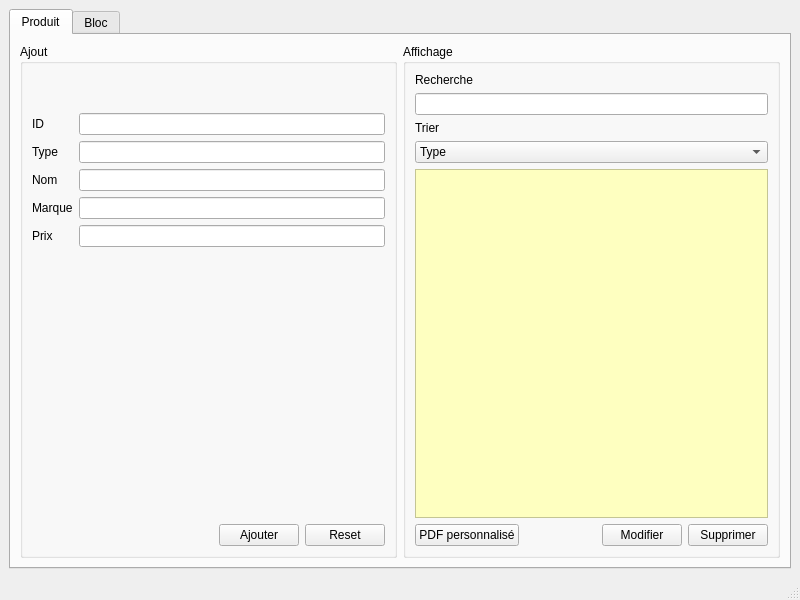
Old version of the form interface/mainwindow.ui in the repository saraelarbi/PlanResto.
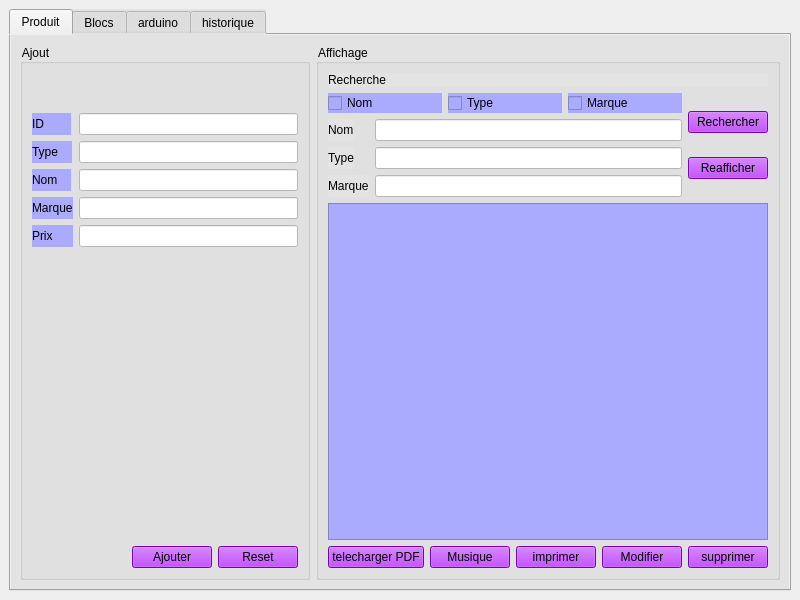
New version of the form. The open tabs and pages were chosen to show the change.

```diff
--- a/interface/mainwindow.ui
+++ b/interface/mainwindow.ui
@@ -17,6 +17,9 @@
    <layout class="QHBoxLayout" name="horizontalLayout">
     <item>
      <widget class="QTabWidget" name="GestionStock">
+      <property name="styleSheet">
+       <string notr="true">background-color: rgb(227, 227, 227);</string>
+      </property>
       <property name="currentIndex">
        <number>1</number>
       </property>
@@ -29,6 +32,13 @@
          <layout class="QVBoxLayout" name="verticalLayout_5">
           <item>
            <widget class="QGroupBox" name="groupBox">
+            <property name="styleSheet">
+             <string notr="true">font: 75 10pt &quot;Myanmar Text&quot;;
+
+color: rgb(0, 0, 0);
+
+</string>
+            </property>
             <property name="title">
              <string>Ajout</string>
             </property>
@@ -65,27 +75,63 @@
                 <layout class="QFormLayout" name="formLayout_3">
                  <item row="0" column="0">
                   <widget class="QLabel" name="label_2">
+                   <property name="styleSheet">
+                    <string notr="true">background-color: rgb(170, 170, 255);</string>
+                   </property>
                    <property name="text">
-                    <string>ID</string>
+                    <string>ID        </string>
+                   </property>
+                  </widget>
+                 </item>
+                 <item row="0" column="1">
+                  <widget class="QLineEdit" name="id">
+                   <property name="styleSheet">
+                    <string notr="true">color: rgb(255, 85,0);
+background-color: rgb(255, 255, 255);</string>
                    </property>
                   </widget>
                  </item>
                  <item row="1" column="0">
                   <widget class="QLabel" name="label_6">
+                   <property name="styleSheet">
+                    <string notr="true">background-color: rgb(170, 170, 255);</string>
+                   </property>
                    <property name="text">
-                    <string>Type</string>
+                    <string>Type    </string>
+                   </property>
+                  </widget>
+                 </item>
+                 <item row="1" column="1">
+                  <widget class="QLineEdit" name="type">
+                   <property name="styleSheet">
+                    <string notr="true">background-color: rgb(255, 255, 255);
+color: rgb(255, 85, 0);</string>
                    </property>
                   </widget>
                  </item>
                  <item row="2" column="0">
                   <widget class="QLabel" name="label_5">
+                   <property name="styleSheet">
+                    <string notr="true">background-color: rgb(170, 170, 255);</string>
+                   </property>
                    <property name="text">
-                    <string>Nom</string>
+                    <string>Nom    </string>
+                   </property>
+                  </widget>
+                 </item>
+                 <item row="2" column="1">
+                  <widget class="QLineEdit" name="nom">
+                   <property name="styleSheet">
+                    <string notr="true">background-color: rgb(255, 255, 255);
+color: rgb(255, 85, 0);</string>
                    </property>
                   </widget>
                  </item>
                  <item row="3" column="0">
-                  <widget class="QLabel" name="label_4">
+                  <widget class="QLabel" name="label">
+                   <property name="styleSheet">
+                    <string notr="true">background-color: rgb(170, 170, 255);</string>
+                   </property>
                    <property name="text">
                     <string>Marque</string>
                    </property>
@@ -93,25 +139,29 @@
                  </item>
                  <item row="4" column="0">
                   <widget class="QLabel" name="label_3">
+                   <property name="styleSheet">
+                    <string notr="true">background-color: rgb(170, 170, 255);</string>
+                   </property>
                    <property name="text">
-                    <string>Prix</string>
+                    <string>Prix      </string>
                    </property>
                   </widget>
                  </item>
-                 <item row="0" column="1">
-                  <widget class="QLineEdit" name="lineEdit"/>
-                 </item>
-                 <item row="1" column="1">
-                  <widget class="QLineEdit" name="lineEdit_2"/>
-                 </item>
-                 <item row="2" column="1">
-                  <widget class="QLineEdit" name="lineEdit_3"/>
-                 </item>
-                 <item row="3" column="1">
-                  <widget class="QLineEdit" name="lineEdit_4"/>
-                 </item>
                  <item row="4" column="1">
-                  <widget class="QLineEdit" name="lineEdit_5"/>
+                  <widget class="QLineEdit" name="prix">
+                   <property name="styleSheet">
+                    <string notr="true">background-color: rgb(255, 255, 255);
+color: rgb(255, 85, 0);</string>
+                   </property>
+                  </widget>
+                 </item>
+                 <item row="3" column="1">
+                  <widget class="QLineEdit" name="marque">
+                   <property name="styleSheet">
+                    <string notr="true">background-color: rgb(255, 255, 255);
+color: rgb(255, 85, 0);</string>
+                   </property>
+                  </widget>
                  </item>
                 </layout>
                </item>
@@ -146,14 +196,24 @@
                 </spacer>
                </item>
                <item>
-                <widget class="QPushButton" name="pushButton">
+                <widget class="QPushButton" name="pb_ajouter">
+                 <property name="styleSheet">
+                  <string notr="true">font: 75 10pt &quot;Myanmar Text&quot;;
+color: rgb(0, 0, 0);
+background-color: rgb(170, 0, 255);</string>
+                 </property>
                  <property name="text">
                   <string>Ajouter</string>
                  </property>
                 </widget>
                </item>
                <item>
-                <widget class="QPushButton" name="pushButton_5">
+                <widget class="QPushButton" name="reset_produit">
+                 <property name="styleSheet">
+                  <string notr="true">font: 75 10pt &quot;Myanmar Text&quot;;
+color: rgb(0, 0, 0);
+background-color: rgb(170, 0, 255);</string>
+                 </property>
                  <property name="text">
                   <string>Reset</string>
                  </property>
@@ -170,6 +230,11 @@
          <layout class="QVBoxLayout" name="verticalLayout_2">
           <item>
            <widget class="QGroupBox" name="groupBox_2">
+            <property name="styleSheet">
+             <string notr="true">font: 75 10pt &quot;Myanmar Text&quot;;
+color: rgb(0, 0, 0);
+</string>
+            </property>
             <property name="title">
              <string>Affichage</string>
             </property>
@@ -178,80 +243,215 @@
               <layout class="QVBoxLayout" name="verticalLayout_13">
                <item>
                 <widget class="QLabel" name="label_7">
+                 <property name="styleSheet">
+                  <string notr="true">font: 75 10pt &quot;Myanmar Text&quot;;
+
+
+</string>
+                 </property>
                  <property name="text">
                   <string>Recherche</string>
                  </property>
                 </widget>
                </item>
                <item>
-                <widget class="QLineEdit" name="lineEdit_6"/>
-               </item>
-               <item>
-                <widget class="QLabel" name="label">
-                 <property name="text">
-                  <string>Trier</string>
-                 </property>
-                </widget>
-               </item>
-               <item>
-                <widget class="QComboBox" name="comboBox">
+                <layout class="QHBoxLayout" name="horizontalLayout_2">
                  <item>
-                  <property name="text">
-                   <string>Type</string>
-                  </property>
+                  <layout class="QVBoxLayout" name="verticalLayout_8">
+                   <item>
+                    <layout class="QHBoxLayout" name="horizontalLayout_5">
+                     <item>
+                      <widget class="QCheckBox" name="checkBox_nom">
+                       <property name="styleSheet">
+                        <string notr="true">background-color: rgb(170, 170, 255);</string>
+                       </property>
+                       <property name="text">
+                        <string>Nom</string>
+                       </property>
+                      </widget>
+                     </item>
+                     <item>
+                      <widget class="QCheckBox" name="checkBox_type">
+                       <property name="styleSheet">
+                        <string notr="true">background-color: rgb(170, 170, 255);</string>
+                       </property>
+                       <property name="text">
+                        <string>Type</string>
+                       </property>
+                      </widget>
+                     </item>
+                     <item>
+                      <widget class="QCheckBox" name="checkBox_marque">
+                       <property name="styleSheet">
+                        <string notr="true">background-color: rgb(170, 170, 255);</string>
+                       </property>
+                       <property name="text">
+                        <string>Marque</string>
+                       </property>
+                      </widget>
+                     </item>
+                    </layout>
+                   </item>
+                   <item>
+                    <layout class="QVBoxLayout" name="verticalLayout_9">
+                     <item>
+                      <layout class="QFormLayout" name="formLayout">
+                       <item row="0" column="0">
+                        <widget class="QLabel" name="label_4">
+                         <property name="text">
+                          <string>Nom</string>
+                         </property>
+                        </widget>
+                       </item>
+                       <item row="1" column="0">
+                        <widget class="QLabel" name="label_9">
+                         <property name="text">
+                          <string>Type</string>
+                         </property>
+                        </widget>
+                       </item>
+                       <item row="2" column="0">
+                        <widget class="QLabel" name="label_10">
+                         <property name="text">
+                          <string>Marque</string>
+                         </property>
+                        </widget>
+                       </item>
+                       <item row="0" column="1">
+                        <widget class="QLineEdit" name="rech_nom">
+                         <property name="styleSheet">
+                          <string notr="true">background-color: rgb(255, 255, 255);
+color: rgb(255, 85, 0);</string>
+                         </property>
+                        </widget>
+                       </item>
+                       <item row="1" column="1">
+                        <widget class="QLineEdit" name="rech_type">
+                         <property name="styleSheet">
+                          <string notr="true">background-color: rgb(255, 255, 255);
+color: rgb(255, 85, 0);</string>
+                         </property>
+                        </widget>
+                       </item>
+                       <item row="2" column="1">
+                        <widget class="QLineEdit" name="rech_marque">
+                         <property name="styleSheet">
+                          <string notr="true">background-color: rgb(255, 255, 255);
+color: rgb(255, 85, 0);</string>
+                         </property>
+                        </widget>
+                       </item>
+                      </layout>
+                     </item>
+                    </layout>
+                   </item>
+                  </layout>
                  </item>
                  <item>
-                  <property name="text">
-                   <string>Prix</string>
-                  </property>
+                  <layout class="QVBoxLayout" name="verticalLayout_11">
+                   <item>
+                    <widget class="QPushButton" name="rechercher_produit">
+                     <property name="styleSheet">
+                      <string notr="true">font: 75 10pt &quot;Myanmar Text&quot;;
+color: rgb(0, 0, 0);
+background-color: rgb(170, 0, 255);</string>
+                     </property>
+                     <property name="text">
+                      <string>Rechercher</string>
+                     </property>
+                    </widget>
+                   </item>
+                   <item>
+                    <widget class="QPushButton" name="Reafficher">
+                     <property name="styleSheet">
+                      <string notr="true">font: 75 10pt &quot;Myanmar Text&quot;;
+color: rgb(0, 0, 0);
+background-color: rgb(170, 0, 255);</string>
+                     </property>
+                     <property name="text">
+                      <string>Reafficher</string>
+                     </property>
+                    </widget>
+                   </item>
+                  </layout>
                  </item>
-                </widget>
+                </layout>
                </item>
                <item>
                 <widget class="QTableView" name="tableView">
                  <property name="styleSheet">
-                  <string notr="true">background-color: rgb(202, 255, 190);
-background-color: rgb(254, 255, 192);</string>
+                  <string notr="true">font: 75 10pt &quot;Myanmar Text&quot;;
+color: rgb(0, 0, 0);
+background-color: rgb(170, 170, 255);</string>
                  </property>
                 </widget>
                </item>
-              </layout>
-             </item>
-             <item>
-              <layout class="QHBoxLayout" name="horizontalLayout_4">
                <item>
-                <widget class="QPushButton" name="pushButton_2">
-                 <property name="text">
-                  <string>PDF personnalisé</string>
-                 </property>
-                </widget>
-               </item>
-               <item>
-                <spacer name="horizontalSpacer">
-                 <property name="orientation">
-                  <enum>Qt::Horizontal</enum>
-                 </property>
-                 <property name="sizeHint" stdset="0">
-                  <size>
-                   <width>40</width>
-                   <height>20</height>
-                  </size>
-                 </property>
-                </spacer>
-               </item>
-               <item>
-                <widget class="QPushButton" name="pushButton_3">
-                 <property name="text">
-                  <string>Modifier</string>
-                 </property>
-                </widget>
-               </item>
-               <item>
-                <widget class="QPushButton" name="pushButton_4">
-                 <property name="text">
-                  <string>Supprimer</string>
-                 </property>
-                </widget>
+                <layout class="QHBoxLayout" name="horizontalLayout_26">
+                 <item>
+                  <widget class="QPushButton" name="pushButton_2">
+                   <property name="styleSheet">
+                    <string notr="true">font: 75 10pt &quot;Myanmar Text&quot;;
+color: rgb(0, 0, 0);
+background-color: rgb(170, 0, 255);</string>
+                   </property>
+                   <property name="text">
+                    <string>telecharger PDF</string>
+                   </property>
+                  </widget>
+                 </item>
+                 <item>
+                  <widget class="QPushButton" name="pushButton_4">
+                   <property name="styleSheet">
+                    <string notr="true">font: 75 10pt &quot;Myanmar Text&quot;;
+color: rgb(0, 0, 0);
+background-color: rgb(170, 0, 255);</string>
+                   </property>
+                   <property name="text">
+                    <string>Musique</string>
+                   </property>
+                  </widget>
+                 </item>
+                 <item>
+                  <widget class="QPushButton" name="pushButton_3">
+                   <property name="styleSheet">
+                    <string notr="true">font: 75 10pt &quot;Myanmar Text&quot;;
+color: rgb(0, 0, 0);
+background-color: rgb(170, 0, 255);</string>
+                   </property>
+                   <property name="text">
+                    <string>imprimer</string>
+                   </property>
+                  </widget>
+                 </item>
+                 <item>
+                  <widget class="QPushButton" name="Modifier_P">
+                   <property name="styleSheet">
+                    <string notr="true">font: 75 10pt &quot;Myanmar Text&quot;;
+color: rgb(0, 0, 0);
+background-color: rgb(170, 0, 255);</string>
+                   </property>
+                   <property name="text">
+                    <string>Modifier</string>
+                   </property>
+                   <property name="checkable">
+                    <bool>true</bool>
+                   </property>
+                  </widget>
+                 </item>
+                 <item>
+                  <widget class="QPushButton" name="supprimer_P">
+                   <property name="styleSheet">
+                    <string notr="true">font: 75 10pt &quot;Myanmar Text&quot;;
+color: rgb(0, 0, 0);
+background-color: rgb(170, 0, 255);</string>
+                   </property>
+                   <property name="text">
+                    <string>supprimer</string>
+                   </property>
+                  </widget>
+                 </item>
+                </layout>
                </item>
               </layout>
              </item>
@@ -264,7 +464,7 @@
       </widget>
       <widget class="QWidget" name="tab_2">
        <attribute name="title">
-        <string>Bloc</string>
+        <string>Blocs</string>
        </attribute>
        <layout class="QHBoxLayout" name="horizontalLayout_9">
         <item>
@@ -342,16 +542,6 @@
                    </property>
                   </widget>
                  </item>
-                 <item row="3" column="0">
-                  <widget class="QLabel" name="label_10">
-                   <property name="text">
-                    <string>Taille</string>
-                   </property>
-                  </widget>
-                 </item>
-                 <item row="4" column="1">
-                  <widget class="QComboBox" name="comboBox_3"/>
-                 </item>
                  <item row="2" column="1">
                   <widget class="QLineEdit" name="lineEdit_9"/>
                  </item>
@@ -429,9 +619,10 @@
                 <widget class="QLineEdit" name="lineEdit_14"/>
                </item>
                <item>
-                <widget class="QLabel" name="label_9">
-                 <property name="text">
-                  <string>Trier</string>
+                <widget class="QTableView" name="tab_bloc">
+                 <property name="styleSheet">
+                  <string notr="true">background-color: rgb(170, 170, 255);
+</string>
                  </property>
                 </widget>
                </item>
@@ -511,21 +702,200 @@
         </item>
        </layout>
       </widget>
+      <widget class="QWidget" name="tab_3">
+       <attribute name="title">
+        <string>arduino</string>
+       </attribute>
+       <widget class="QGroupBox" name="groupBox_5">
+        <property name="geometry">
+         <rect>
+          <x>50</x>
+          <y>20</y>
+          <width>611</width>
+          <height>361</height>
+         </rect>
+        </property>
+        <property name="styleSheet">
+         <string notr="true">
+font: 75 10pt &quot;Myanmar Text&quot;;</string>
+        </property>
+        <property name="title">
+         <string>Arduino</string>
+        </property>
+        <widget class="QPushButton" name="pushButton">
+         <property name="geometry">
+          <rect>
+           <x>50</x>
+           <y>60</y>
+           <width>75</width>
+           <height>23</height>
+          </rect>
+         </property>
+         <property name="styleSheet">
+          <string notr="true">font: 75 10pt &quot;Myanmar Text&quot;;
+color: rgb(0, 0, 0);
+background-color: rgb(170, 0, 255);</string>
+         </property>
+         <property name="text">
+          <string>suivant</string>
+         </property>
+        </widget>
+        <widget class="QPushButton" name="prec">
+         <property name="geometry">
+          <rect>
+           <x>50</x>
+           <y>100</y>
+           <width>75</width>
+           <height>23</height>
+          </rect>
+         </property>
+         <property name="styleSheet">
+          <string notr="true">font: 75 10pt &quot;Myanmar Text&quot;;
+color: rgb(0, 0, 0);
+background-color: rgb(170, 0, 255);</string>
+         </property>
+         <property name="text">
+          <string>prec</string>
+         </property>
+        </widget>
+        <widget class="QLCDNumber" name="lcd">
+         <property name="geometry">
+          <rect>
+           <x>30</x>
+           <y>170</y>
+           <width>121</width>
+           <height>61</height>
+          </rect>
+         </property>
+         <property name="styleSheet">
+          <string notr="true">background-color: rgb(170, 170, 255);</string>
+         </property>
+        </widget>
+        <widget class="QLabel" name="label_13">
+         <property name="geometry">
+          <rect>
+           <x>10</x>
+           <y>270</y>
+           <width>47</width>
+           <height>14</height>
+          </rect>
+         </property>
+         <property name="text">
+          <string/>
+         </property>
+        </widget>
+        <widget class="QLineEdit" name="lineEntrer">
+         <property name="geometry">
+          <rect>
+           <x>30</x>
+           <y>270</y>
+           <width>51</width>
+           <height>20</height>
+          </rect>
+         </property>
+         <property name="styleSheet">
+          <string notr="true">background-color: rgb(170, 170, 255);</string>
+         </property>
+         <property name="maxLength">
+          <number>4</number>
+         </property>
+        </widget>
+        <widget class="QPushButton" name="entrer">
+         <property name="geometry">
+          <rect>
+           <x>20</x>
+           <y>300</y>
+           <width>75</width>
+           <height>23</height>
+          </rect>
+         </property>
+         <property name="styleSheet">
+          <string notr="true">font: 75 10pt &quot;Myanmar Text&quot;;
+color: rgb(0, 0, 0);
+background-color: rgb(170, 0, 255);</string>
+         </property>
+         <property name="text">
+          <string>entrer</string>
+         </property>
+        </widget>
+       </widget>
+       <widget class="QPushButton" name="music_his_2">
+        <property name="geometry">
+         <rect>
+          <x>690</x>
+          <y>10</y>
+          <width>75</width>
+          <height>23</height>
+         </rect>
+        </property>
+        <property name="styleSheet">
+         <string notr="true">font: 75 10pt &quot;Myanmar Text&quot;;
+color: rgb(0, 0, 0);
+background-color: rgb(170, 0, 255);</string>
+        </property>
+        <property name="text">
+         <string>Musique</string>
+        </property>
+       </widget>
+      </widget>
+      <widget class="QWidget" name="tab_4">
+       <attribute name="title">
+        <string>historique</string>
+       </attribute>
+       <widget class="QTableView" name="tabhis">
+        <property name="geometry">
+         <rect>
+          <x>130</x>
+          <y>60</y>
+          <width>421</width>
+          <height>311</height>
+         </rect>
+        </property>
+        <property name="styleSheet">
+         <string notr="true">background-color: rgb(170, 170, 255);</string>
+        </property>
+       </widget>
+       <widget class="QPushButton" name="pushButton_7">
+        <property name="geometry">
+         <rect>
+          <x>20</x>
+          <y>180</y>
+          <width>75</width>
+          <height>23</height>
+         </rect>
+        </property>
+        <property name="styleSheet">
+         <string notr="true">font: 75 10pt &quot;Myanmar Text&quot;;
+color: rgb(0, 0, 0);
+background-color: rgb(170, 0, 255);</string>
+        </property>
+        <property name="text">
+         <string>Historique</string>
+        </property>
+       </widget>
+       <widget class="QPushButton" name="music_his">
+        <property name="geometry">
+         <rect>
+          <x>690</x>
+          <y>10</y>
+          <width>75</width>
+          <height>23</height>
+         </rect>
+        </property>
+        <property name="styleSheet">
+         <string notr="true">font: 75 10pt &quot;Myanmar Text&quot;;
+color: rgb(0, 0, 0);
+background-color: rgb(170, 0, 255);</string>
+        </property>
+        <property name="text">
+         <string>Musique</string>
+        </property>
+       </widget>
+      </widget>
      </widget>
     </item>
    </layout>
   </widget>
-  <widget class="QMenuBar" name="menubar">
-   <property name="geometry">
-    <rect>
-     <x>0</x>
-     <y>0</y>
-     <width>800</width>
-     <height>22</height>
-    </rect>
-   </property>
-  </widget>
-  <widget class="QStatusBar" name="statusbar"/>
  </widget>
  <resources/>
  <connections/>
```
Left out of the diff: 248 changed lines with no effect on the pictures.
